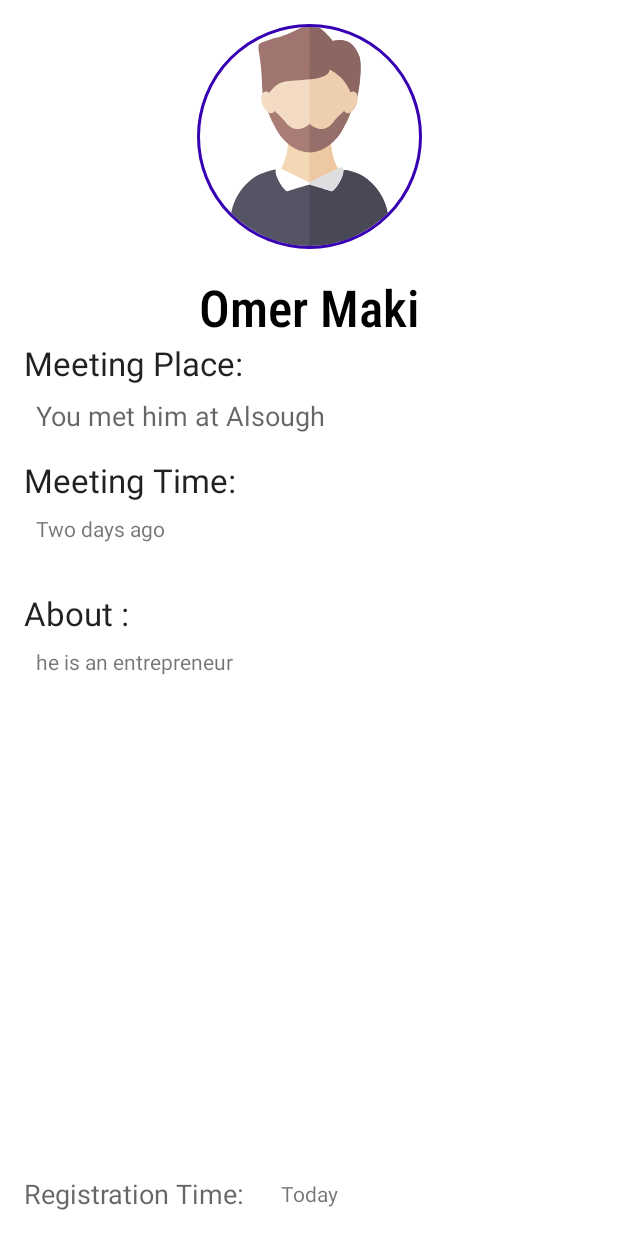
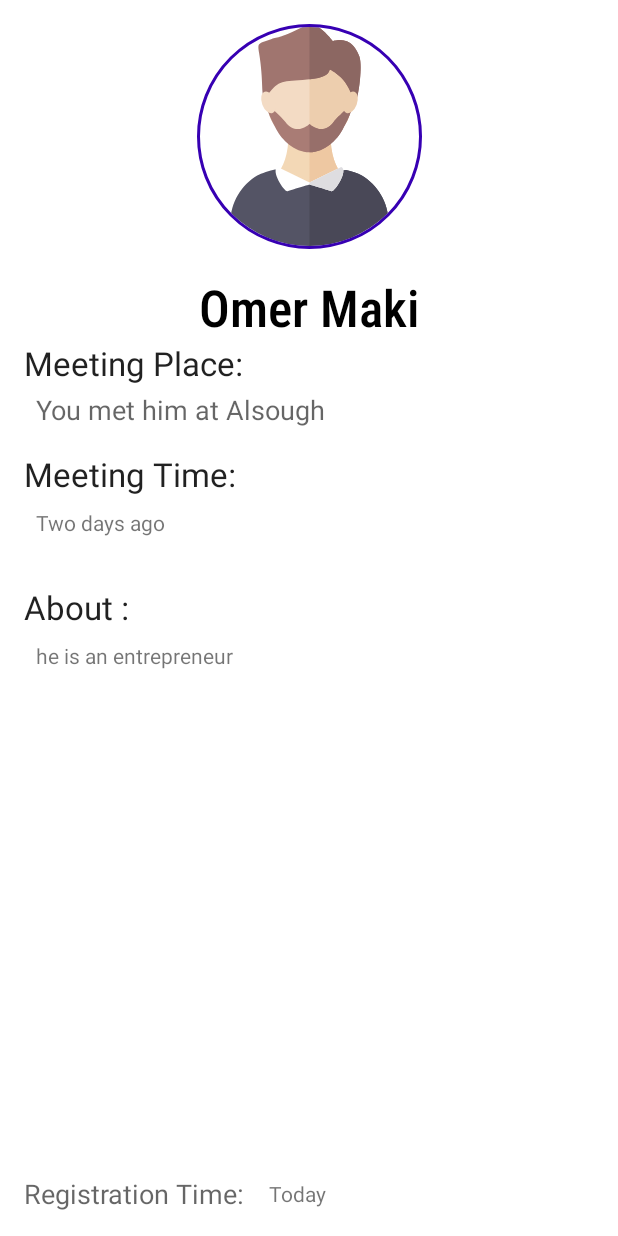
Before and after one commit to omer358/Remind-Me, an Android app: the layout person_details_fragment.xml on its own in the app's theme, with its tools: preview values and no code run, on a phone screen of 412 x 824 dp. Run offline under Robolectric (Android 15) with nearby library versions, the phone set to English and light mode, and no system bars.

Commit message:
enhance personDetails screen

```diff
--- a/app/src/main/res/layout/person_details_fragment.xml
+++ b/app/src/main/res/layout/person_details_fragment.xml
@@ -47,7 +47,7 @@
             android:layout_width="wrap_content"
             android:layout_height="wrap_content"
             android:layout_marginStart="8dp"
-            android:layout_marginTop="8dp"
+            android:layout_marginTop="4dp"
             android:textAppearance="@style/TextAppearance.AppCompat.Medium"
             app:layout_constraintStart_toStartOf="@+id/place"
             app:layout_constraintTop_toBottomOf="@+id/place"
@@ -93,7 +93,7 @@
             android:id="@+id/dis_reg_time"
             android:layout_width="wrap_content"
             android:layout_height="wrap_content"
-            android:layout_marginStart="24dp"
+            android:layout_marginStart="16dp"
             android:textAppearance="@style/TextAppearance.AppCompat.Small"
             app:layout_constraintBottom_toBottomOf="@+id/textView4"
             app:layout_constraintStart_toEndOf="@+id/textView4"
@@ -106,10 +106,10 @@
             android:layout_width="wrap_content"
             android:layout_height="wrap_content"
             android:layout_marginStart="16dp"
+            android:text="@string/meeting_place"
             android:textAppearance="@style/TextAppearance.AppCompat.Large"
             app:layout_constraintStart_toStartOf="parent"
-            app:layout_constraintTop_toBottomOf="@+id/full_name"
-            tools:text="@string/meeting_place" />
+            app:layout_constraintTop_toBottomOf="@+id/full_name" />
 
         <TextView
             android:id="@+id/textView3"
@@ -117,10 +117,10 @@
             android:layout_height="wrap_content"
             android:layout_marginStart="16dp"
             android:layout_marginTop="16dp"
+            android:text="@string/meeting_time"
             android:textAppearance="@style/TextAppearance.AppCompat.Large"
             app:layout_constraintStart_toStartOf="parent"
-            app:layout_constraintTop_toBottomOf="@+id/dis_meeting_place"
-            tools:text="@string/meeting_time" />
+            app:layout_constraintTop_toBottomOf="@+id/dis_meeting_place" />
 
         <TextView
             android:id="@+id/textView4"
@@ -128,10 +128,10 @@
             android:layout_height="wrap_content"
             android:layout_marginStart="16dp"
             android:layout_marginBottom="16dp"
+            android:text="@string/registeration_time"
             android:textAppearance="@style/TextAppearance.AppCompat.Medium"
             app:layout_constraintBottom_toBottomOf="parent"
-            app:layout_constraintStart_toStartOf="parent"
-            tools:text="@string/registeration_time" />
+            app:layout_constraintStart_toStartOf="parent" />
 
     </androidx.constraintlayout.widget.ConstraintLayout>
 </layout>
```
